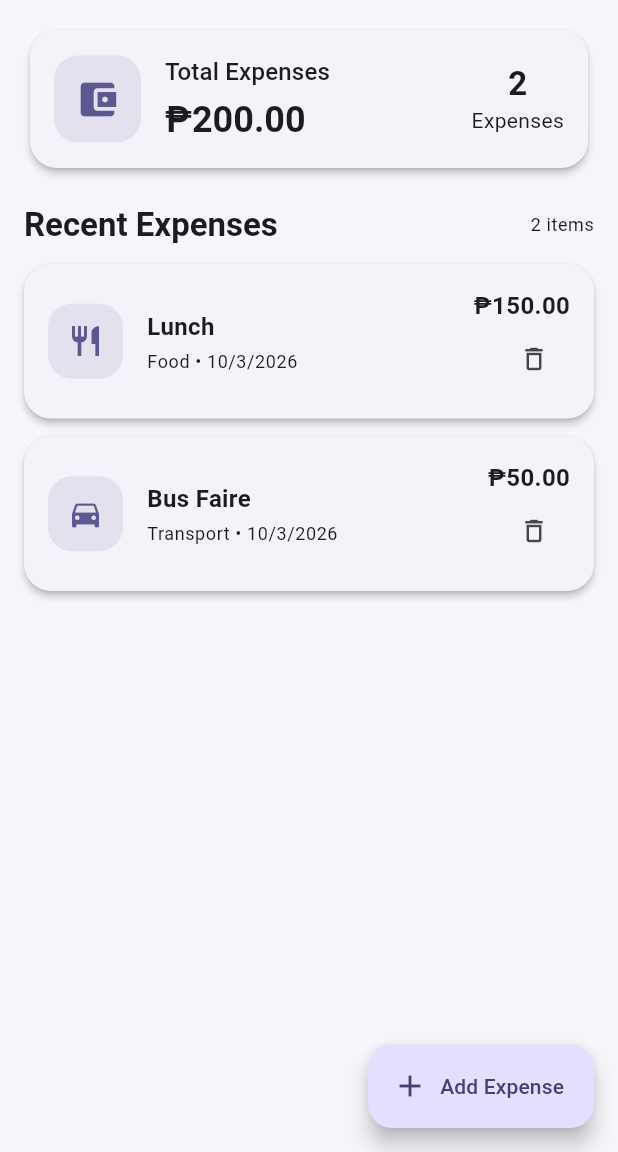
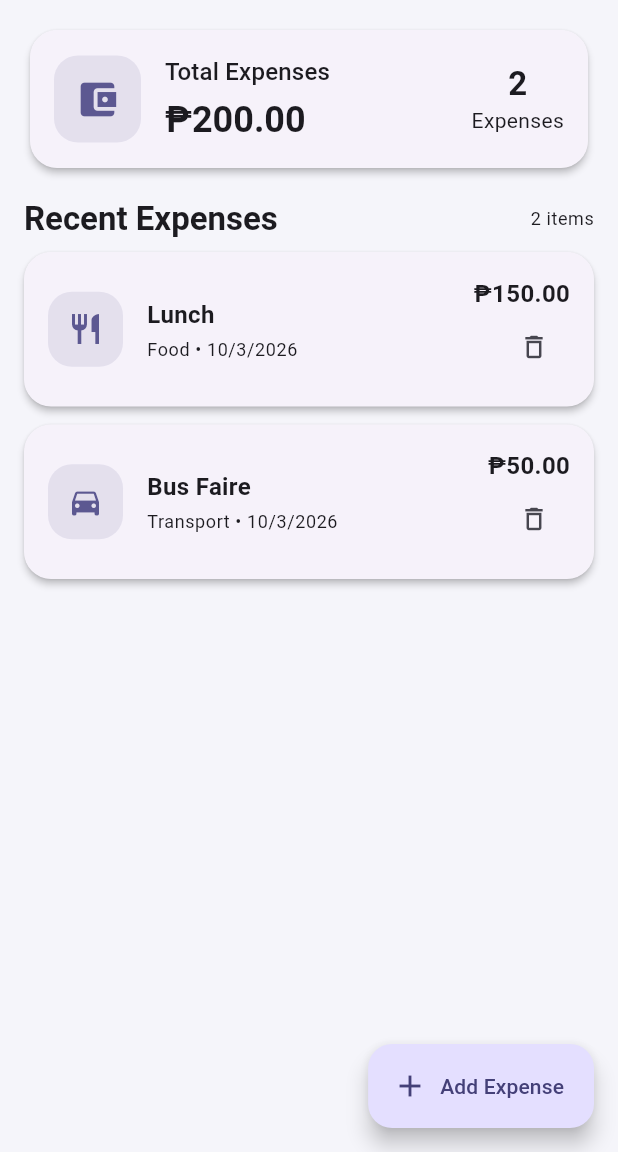
Before and after one commit to Finnnfin/CSIT284-LAWAS, a Flutter app: the screen it shows after launch, on a phone screen of 412 x 824 dp, the part 84-1236 px from its top. Run offline on Flutter 3.47's test engine with Material 3 defaults, Android fonts, the phone set to English and light mode, and no system bars.

Commit message:
added the responsive layout features to the expense screen

```diff
--- a/expense_tracker/expense_tracker/lib/screens/expense_screen.dart
+++ b/expense_tracker/expense_tracker/lib/screens/expense_screen.dart
@@ -1,7 +1,8 @@
+import 'package:expense_tracker/widgets/expense_list.dart';
 import 'package:flutter/material.dart';
 
 import 'package:expense_tracker/models/expense.dart';
-import 'package:expense_tracker/widgets/expense_card.dart';
+import 'package:expense_tracker/widgets/responsive_layout.dart';
 import 'package:expense_tracker/widgets/expense_form.dart';
 import 'package:expense_tracker/widgets/expense_summary.dart';
 
@@ -86,6 +87,117 @@ class _ExpenseScreenState extends State<ExpenseScreen> {
  );
 }
 
+Widget buildSectionTitle() {
+  return Row(
+    children: [
+      Text(
+        'Recent Expenses',
+        style: Theme.of(context).textTheme.titleLarge?.copyWith(
+          fontWeight: FontWeight.bold,
+        ),
+      ),
+      const Spacer(),
+      Text(
+        '${expenses.length} items',
+        style: Theme.of(context).textTheme.bodySmall,
+        ),
+    ],
+  );
+}
+
+Widget buildMobileLayout() {
+  return Padding(
+    padding: const EdgeInsets.all(16),
+    child: Column(
+      children: [
+        ExpenseSummary(
+          total: total,
+          count: expenses.length,
+          ),
+        const SizedBox(height: 16),
+        buildSectionTitle(),
+        const SizedBox(height: 8),
+        Expanded(
+          child: ExpenseList(
+            expenses: expenses,
+            onDelete: deleteExpense,
+          )
+        ),
+      ],
+    ),
+  );
+}
+
+Widget buildTabletLayout() {
+  return Center(
+    child: ConstrainedBox(
+      constraints: const BoxConstraints(maxWidth: 1000),
+      child: Padding(
+        padding: const EdgeInsets.all(16),
+        child: Row(
+          crossAxisAlignment: CrossAxisAlignment.start,
+          children: [
+            SizedBox(
+              width: 320,
+              child: ExpenseSummary(
+                total: total,
+                count: expenses.length,
+              ),
+            ),
+            const SizedBox(width: 16),
+            Expanded(
+              child: Column(
+                children: [
+                  buildSectionTitle(),
+                  const SizedBox(height: 8),
+                  Expanded(
+                    child: ExpenseList(
+                      expenses: expenses,
+                      onDelete: deleteExpense,
+                    ),
+                  ),
+                ],
+              ),
+            ),
+          ],
+        ),
+      ),
+    ),
+  );
+}
+
+Widget buildLandscapeLayout() {
+  return Padding(
+    padding: const EdgeInsets.all(16),
+    child: Row(
+      children: [
+        Expanded(
+          child: ExpenseSummary(
+            total: total,
+            count: expenses.length,
+          ),
+        ),
+        const SizedBox(width: 16),
+        Expanded(
+          child: Column(
+            children: [
+              buildSectionTitle(),
+              const SizedBox(height: 8),
+              Expanded(
+                child: ExpenseList(
+                  expenses: expenses,
+                  onDelete: deleteExpense,
+                ),
+              ),
+            ],
+          ),
+        ),
+      ],
+    )
+  );
+}
+
+
 @override
 Widget build(BuildContext context) {
   return Scaffold(
@@ -109,104 +221,10 @@ Widget build(BuildContext context) {
       ],
     ),
     body: SafeArea(
-      child: Padding(
-        padding: const EdgeInsets.all(16),
-        child: Column(
-          children: [
-            ExpenseSummary(
-              total: total,
-              count: expenses.length,
-            ),
-
-            const SizedBox(height: 20),
-
-            Row(
-              children: [
-                Text(
-                  'Recent Expenses',
-                  style: Theme.of(context)
-                  .textTheme
-                  .titleLarge
-                  ?.copyWith(
-                    fontWeight: FontWeight.bold,
-                  ),
-                ),
-                const Spacer(),
-                Text(
-                  '${expenses.length} items',
-                  style: Theme.of(context).textTheme.bodySmall,
-                ),
-            ],
-            ),
-            const SizedBox(height: 12),
-
-            Expanded(
-              child: expenses.isEmpty
-              ? Center(
-                child: Column(
-                  mainAxisAlignment: MainAxisAlignment.center,
-                children: [
-                  Icon(
-                    Icons.receipt_long_outlined,
-                    size: 70,
-                    color: Theme.of(context)
-                    .colorScheme
-                    .primary,
-                  ),
-                  const SizedBox(height: 16),
-                  Text(
-                    'No expenses yet',
-                    style: Theme.of(context)
-                    .textTheme
-                    .titleLarge
-                    ?.copyWith(
-                      fontWeight: FontWeight.bold,
-                    ),
-                  ),
-                  const SizedBox(height: 6),
-                  const Text(
-                    'Tap the + button to add your first expense.',
-                    textAlign: TextAlign.center,
-                  ),
-                ],
-               ),
-              )
-              : ListView.builder(
-                itemCount: expenses.length,
-                itemBuilder: (context, index) {
-                  final expense = expenses[index];
-
-                  return Dismissible(
-                    key: ValueKey(expense),
-                    direction: DismissDirection.endToStart,
-                    background: Container(
-                      alignment: Alignment.centerRight,
-                      padding: const EdgeInsets.only(right: 20),
-                      margin: const EdgeInsets.only(bottom: 12),
-                      decoration: BoxDecoration(
-                        color: Colors.red,
-                        borderRadius: BorderRadius.circular(18),
-                      ),
-                      child: const Icon(
-                        Icons.delete,
-                        color: Colors.white,
-                      ),
-                    ),
-                    onDismissed: (_) {
-                      deleteExpense(expense);
-                    },
-                    child: ExpenseCard(
-                      expense: expense,
-                      onDelete: (){
-                        deleteExpense(expense);
-                      },
-                    ),
-                  );
-                },
-              ),
-            ),
-          ],
-        ),
+      child: ResponsiveLayout(
+        mobile: buildMobileLayout(),
+        tablet: buildTabletLayout(),
+        landscape: buildLandscapeLayout(),
       ),
     ),
     floatingActionButton: FloatingActionButton.extended(
```
